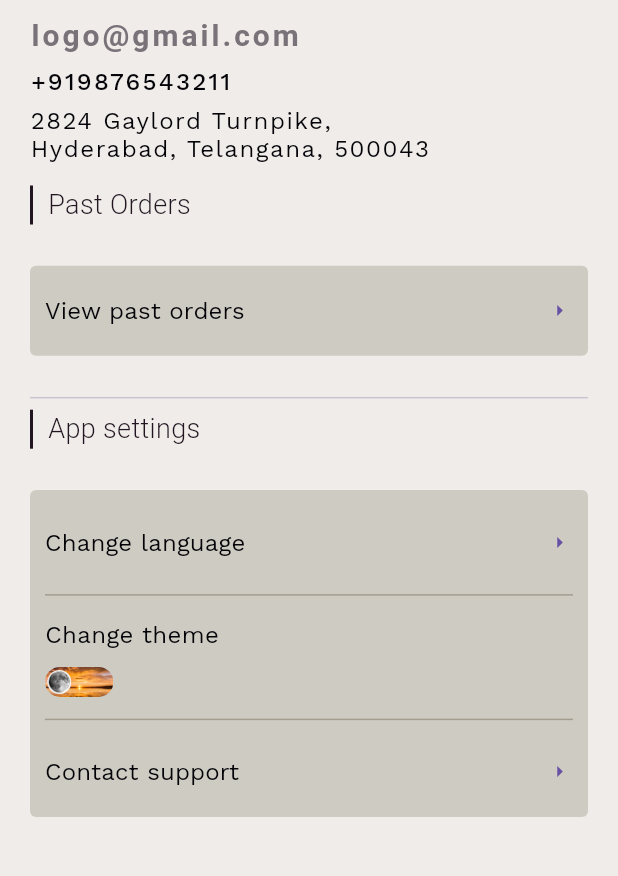
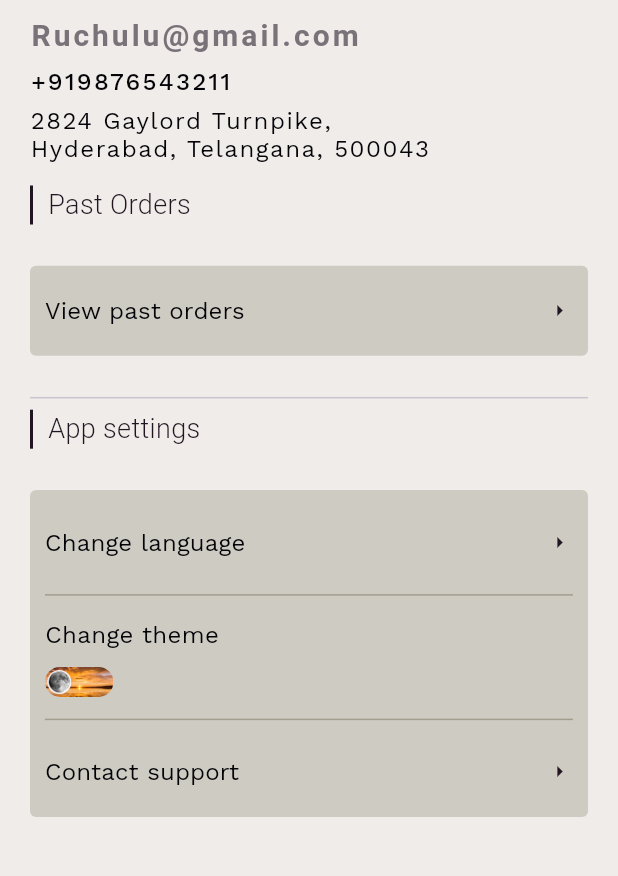
Before and after one commit to AkshithaReddy1899/digital_menu, a Flutter app: the ProfileScreen screen opened directly, on a phone screen of 412 x 824 dp, the part 134-1010 px from its top. Run offline on Flutter 3.47's test engine with Material 3 defaults, Android fonts, the phone set to English and light mode, and no system bars; our stand-ins replace carousel_slider, countup, flutter_svg, google_fonts, hooks_riverpod, image_picker and 5 more; generated files the repository leaves out were written again; network calls fail; Roboto replaces fonts that are missing (Questrial).

Commit message:
UI Fixes

```diff
--- a/lib/common/components/menu.dart
+++ b/lib/common/components/menu.dart
@@ -231,6 +231,7 @@
                             if (!context.mounted) return;
                             AppConstant().showAlert(
                                 context,
+                                isDark,
                                 'Error',
                                 "There was an error while ${bisUpdate ? "updating" : "adding"} the category, Please try again later :(",
                                 "OK");
@@ -244,6 +245,7 @@
                         AppConstant().elevatedButton(isDark, () async {
                           AppConstant().showAlert(
                             context,
+                            isDark,
                             'Are you sure?',
                             "This action can't be undone",
                             'No',
@@ -453,7 +455,7 @@
                                                             .lightAccent,
                                                   ),
                                                   AppConstant().commonText(
-                                                    "\$${product.price}",
+                                                    "₹${product.price}",
                                                     20.0,
                                                     FontWeight.w400,
                                                     kIsWeb
@@ -461,7 +463,7 @@
                                                             ? AppConstant
                                                                 .darkSecondary
                                                             : AppConstant
-                                                                .lightPrimary
+                                                                .lightAccent
                                                         : themeProvider.darkMode
                                                             ? AppConstant
                                                                 .darkSecondary
--- a/lib/main.dart
+++ b/lib/main.dart
@@ -45,6 +45,7 @@
     return MaterialApp(
       localizationsDelegates: AppLocalizations.localizationsDelegates,
       supportedLocales: L10n.all,
+      debugShowCheckedModeBanner: false,
       locale: Locale(themeProvider.lan),
       theme: ThemeData(
         textTheme: TextTheme(
--- a/lib/views/mobile_screens/category.dart
+++ b/lib/views/mobile_screens/category.dart
@@ -139,6 +139,7 @@
                               if (!context.mounted) return;
                               AppConstant().showAlert(
                                   context,
+                                  isDark,
                                   'Error',
                                   "There was an error while ${bisUpdate ? "updating" : "adding"} the category, Please try again later :(",
                                   "OK");
@@ -154,6 +155,7 @@
                           if (_formKey.currentState!.validate()) {
                             AppConstant().showAlert(
                               context,
+                              isDark,
                               'Are you sure?',
                               "This action can't be undone",
                               'No',
--- a/lib/views/mobile_screens/home_screen.dart
+++ b/lib/views/mobile_screens/home_screen.dart
@@ -66,6 +66,10 @@
           orders = response.object!.orders!;
         }
 
+        for(var i = 0; i < pendingOrders.length; i++){
+          print(pendingOrders[i].toJson());
+        }
+
         pendingOrders = pendingOrders;
         currentOrders = currentOrders;
         servedOrders = servedOrders;
@@ -98,7 +102,7 @@
                         mainAxisAlignment: MainAxisAlignment.spaceBetween,
                         children: [
                           Text(
-                            'logo',
+                            'Ruchulu',
                             style: AppConstant().logoTextStyle(
                               themeProvider.darkMode == true
                                   ? AppConstant.darkAccent
@@ -223,7 +227,7 @@
                                     themeProvider.darkMode
                                         ? Icons.dark_mode
                                         : Icons.sunny,
-                                    'Change theme',
+                                    'Theme',
                                   ),
                                   AppConstant().containerWithLabelComponent(
                                     themeProvider.darkMode,
--- a/lib/views/mobile_screens/login_screen.dart
+++ b/lib/views/mobile_screens/login_screen.dart
@@ -85,7 +85,7 @@
             crossAxisAlignment: CrossAxisAlignment.center,
             children: [
               Text(
-                'logo',
+                'Ruchulu',
                 style: AppConstant().logoTextStyle(
                   themeProvider.darkMode == true
                       ? AppConstant.darkAccent
--- a/lib/views/mobile_screens/menu_screen.dart
+++ b/lib/views/mobile_screens/menu_screen.dart
@@ -188,6 +188,7 @@
                                   if (!context.mounted) return;
                                   AppConstant().showAlert(
                                       context,
+                                      isDark,
                                       'Error',
                                       "There was an error while ${bisUpdate ? "updating" : "adding"} the category, Please try again later :(",
                                       "OK");
--- a/lib/views/mobile_screens/profile_screen.dart
+++ b/lib/views/mobile_screens/profile_screen.dart
@@ -63,7 +63,7 @@
                 ),
                 const SizedBox(height: 10),
                 Text(
-                  "logo@gmail.com",
+                  "Ruchulu@gmail.com",
                   style: AppConstant().logoTextStyle(
                     themeProvider.darkMode == true
                         ? AppConstant.lightPrimary
@@ -124,7 +124,12 @@
                       children: [
                         AppConstant().appSideHeader(themeProvider.darkMode,
                             AppLocalizations.of(context)!.view_past_orders),
-                        const Icon(Icons.arrow_right)
+                        Icon(
+                          Icons.arrow_right,
+                          color: themeProvider.darkMode
+                              ? AppConstant.darkAccent
+                              : AppConstant.lightAccent,
+                        )
                       ],
                     ),
                   ),
@@ -170,10 +175,14 @@
                         child: Row(
                           mainAxisAlignment: MainAxisAlignment.spaceBetween,
                           children: [
-                            AppConstant().appSideHeader(
-                                themeProvider.darkMode,
+                            AppConstant().appSideHeader(themeProvider.darkMode,
                                 AppLocalizations.of(context)!.change_lan),
-                            const Icon(Icons.arrow_right),
+                            Icon(
+                              Icons.arrow_right,
+                              color: themeProvider.darkMode
+                                  ? AppConstant.darkAccent
+                                  : AppConstant.lightAccent,
+                            ),
                           ],
                         ),
                       ),
@@ -218,7 +227,12 @@
                           children: [
                             AppConstant().appSideHeader(themeProvider.darkMode,
                                 AppLocalizations.of(context)!.contact),
-                            const Icon(Icons.arrow_right)
+                            Icon(
+                              Icons.arrow_right,
+                              color: themeProvider.darkMode
+                                  ? AppConstant.darkAccent
+                                  : AppConstant.lightAccent,
+                            )
                           ],
                         ),
                       ),
--- a/lib/views/web_screens/web_home.dart
+++ b/lib/views/web_screens/web_home.dart
@@ -176,7 +176,7 @@
                                 themeProvider.darkMode),
                             WebConstants().constSpacing(20),
                             WebConstants().aboutSubHeading(
-                                "At logo, we thrive at creating the best Indian dish. With over 50 dishes to choose from, explore what our menu has to offer.",
+                                "At Ruchulu, we thrive at creating the best Indian dish. With over 50 dishes to choose from, explore what our menu has to offer.",
                                 themeProvider.darkMode),
                             WebConstants().constSpacing(20),
                             WebConstants().webButton('Explore Menu', () {
```
Also changed, not shown: lib/common/app_constants.dart (+61 -68 lines), lib/views/mobile_screens/past_orders.dart (+13 -9 lines), pubspec.lock.
